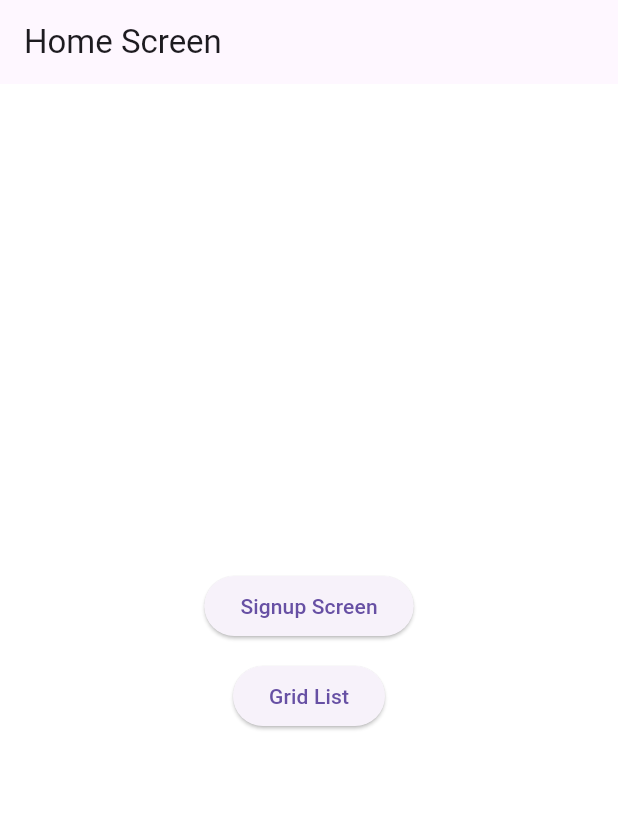
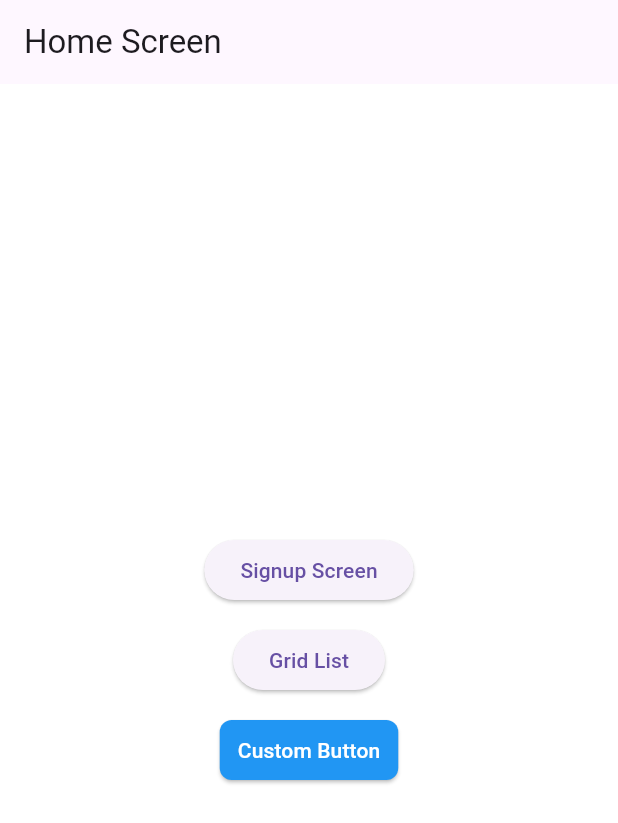
Before and after one commit to shyambuhecha7/flutter-journey, a Flutter app: the screen it shows after launch, on a phone screen of 412 x 824 dp. Shown: the top 823 px of the screen. Run offline on Flutter 3.47's test engine with Material 3 defaults, Android fonts, the phone set to English and light mode, and no system bars.

Commit message:
Custom Button widget

```diff
--- a/lib/HomeScreen.dart
+++ b/lib/HomeScreen.dart
@@ -1,6 +1,6 @@
-import 'package:flutter/cupertino.dart';
 import 'package:flutter/material.dart';
 import 'package:my_first_project/GridScreen.dart';
+import 'package:my_first_project/components/custom_button.dart';
 
 import 'SignUpScreen.dart';
 
@@ -16,7 +16,7 @@ class _HomescreenState extends State<Homescreen> {
   Widget build(BuildContext context) {
     return Scaffold(
       appBar: AppBar(title: Text("Home Screen")),
-      body:  Container(
+      body: Container(
         color: Colors.white,
         width: double.infinity,
         padding: EdgeInsets.all(12),
@@ -47,7 +47,13 @@ class _HomescreenState extends State<Homescreen> {
               child: Text("Grid List"),
             ),
 
-            SizedBox(height: 12)
+            SizedBox(height: 12),
+
+            Custombutton(
+              text: "Custom Button",
+              onPress: () {},
+              padding: EdgeInsets.symmetric(horizontal: 12, vertical: 6),
+            ),
           ],
         ),
       ),
--- /dev/null
+++ b/lib/components/custom_button.dart
@@ -0,0 +1,35 @@
+import 'package:flutter/material.dart';
+
+class Custombutton extends StatelessWidget {
+  final String text;
+  final VoidCallback onPress;
+  final Color color;
+  final TextStyle? textStyle;
+  final double borderRadius;
+  final EdgeInsets padding;
+
+  const Custombutton({
+    super.key,
+    required this.text,
+    required this.onPress,
+    this.color = Colors.blue,
+    this.textStyle,
+    this.borderRadius = 8.0,
+    required this.padding,
+  });
+
+  @override
+  Widget build(BuildContext context) {
+    return ElevatedButton(
+      onPressed: onPress,
+      style: ElevatedButton.styleFrom(
+        backgroundColor: color,
+        shape: RoundedRectangleBorder(
+          borderRadius: BorderRadius.circular(borderRadius),
+        ),
+        padding: padding,
+      ),
+      child: Text(text, style: TextStyle(color: Colors.white)),
+    );
+  }
+}
```
